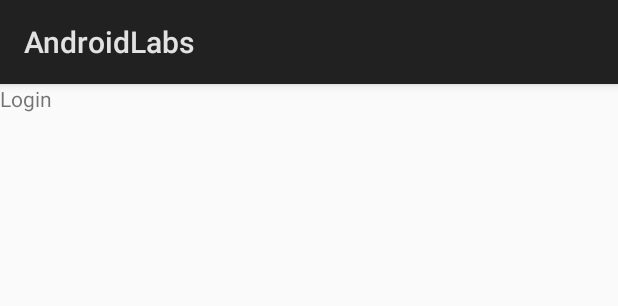
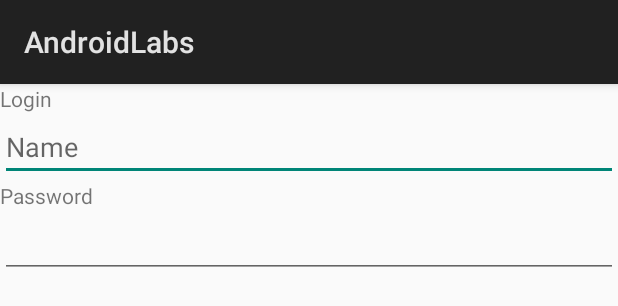
Before and after one commit to curr0250/AndroidLabs2, an Android app: the layout activity_login.xml on its own in the app's theme, with its tools: preview values and no code run, on a phone screen of 412 x 824 dp. Shown: the top 306 px of the screen. Run offline under Robolectric (Android 15) with nearby library versions, the phone set to English and light mode, and no system bars.

Commit message:
Latest update of lab 1

```diff
--- a/app/src/main/AndroidManifest.xml
+++ b/app/src/main/AndroidManifest.xml
@@ -10,13 +10,17 @@
         android:supportsRtl="true"
         android:theme="@style/AppTheme">
         <activity android:name=".StartActivity">
+
+        </activity>
+        <activity android:name=".LoginActivity" >
+
             <intent-filter>
                 <action android:name="android.intent.action.MAIN" />
 
                 <category android:name="android.intent.category.LAUNCHER" />
             </intent-filter>
+
         </activity>
-        <activity android:name=".LoginActivity" />
 
 
     </application>
--- a/app/src/main/res/layout/activity_login.xml
+++ b/app/src/main/res/layout/activity_login.xml
@@ -10,9 +10,26 @@
 
     <TextView
         android:layout_width="match_parent"
-        android:layout_height="match_parent"
-        android:text="Login"/>
+        android:layout_height="wrap_content"
+        android:text="Login" />
 
+    <EditText
+        android:id="@+id/editText"
+        android:layout_width="match_parent"
+        android:layout_height="wrap_content"
+        android:ems="10"
+        android:inputType="textPersonName"
+        android:hint="Name" />
+    <TextView
+        android:layout_width="match_parent"
+        android:layout_height="wrap_content"
+        android:text="Password" />
 
+    <EditText
+        android:id="@+id/editText2"
+        android:layout_width="match_parent"
+        android:layout_height="wrap_content"
+        android:ems="10"
+        android:inputType="textPassword" />
 
 </LinearLayout>
```
